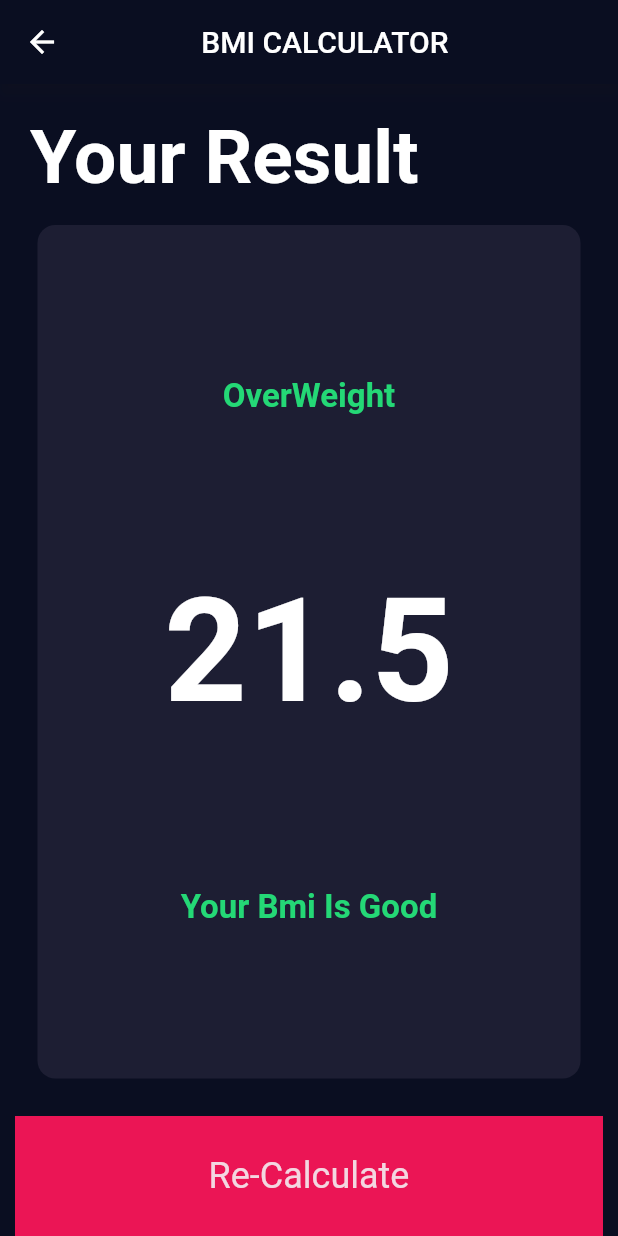
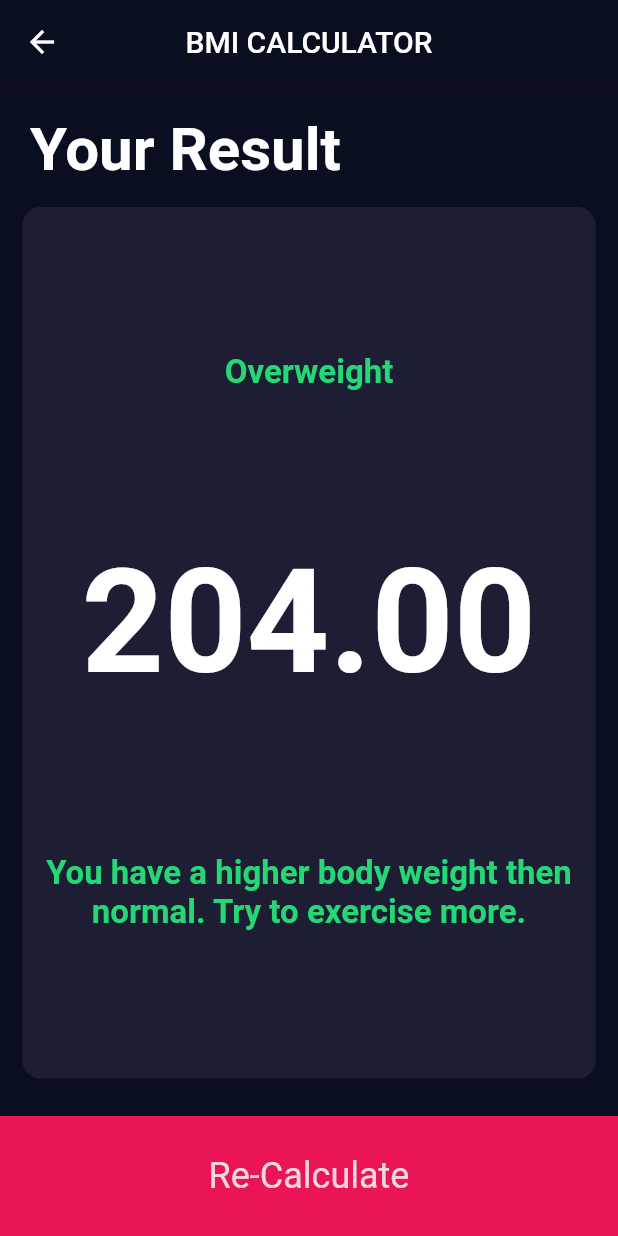
Before and after one commit to Bilas-Halder/BMI-Calculator, a Flutter app: the screen it shows after launch, after a tap on "Calculate Your BMI", on a phone screen of 412 x 824 dp. Run offline on Flutter 3.47's test engine with Material 2 defaults, Android fonts, the phone set to English and light mode, and no system bars; our stand-ins replace font_awesome_flutter.

```diff
--- a/lib/buttons.dart
+++ b/lib/buttons.dart
@@ -23,3 +23,23 @@ class BottomButton extends StatelessWidget {
     );
   }
 }
+
+
+class RoundIconButton extends StatelessWidget {
+  final IconData icon;
+  final VoidCallback onPressed;
+  RoundIconButton({this.icon, this.onPressed});
+  @override
+  Widget build(BuildContext context) {
+    return RawMaterialButton(
+      child: Icon(icon),
+      onPressed: () {
+        if (this.onPressed != null) onPressed();
+      },
+      constraints: BoxConstraints.tightFor(width: 48.0, height: 48.0),
+      shape: CircleBorder(),
+      fillColor: Color(0xff4c4f5e),
+      elevation: 6.0,
+    );
+  }
+}
--- a/lib/constants.dart
+++ b/lib/constants.dart
@@ -10,7 +10,7 @@ const customLabelStyle = TextStyle(
     color: textColor
 );
 const customNumberStyle = TextStyle(
-    fontSize: 50,
+    fontSize: 40,
     color: Colors.white,
   fontWeight: FontWeight.bold
 );
--- a/lib/genderContent.dart
+++ b/lib/genderContent.dart
@@ -14,7 +14,7 @@ class GenderContent extends StatelessWidget {
       children: [
         Icon(
           icon,
-          size: 90,
+          size: 75,
         ),
         SizedBox(
           height: 15,
--- a/lib/input_page.dart
+++ b/lib/input_page.dart
@@ -107,9 +107,9 @@ class _InputPageState extends State<InputPage> {
                                   activeTrackColor: Color(0xD0FFFFFF),
                                   overlayColor: Color(0x29EB1555),
                                   thumbShape: RoundSliderThumbShape(
-                                      enabledThumbRadius: 13),
+                                      enabledThumbRadius: 12),
                                   overlayShape: RoundSliderOverlayShape(
-                                      overlayRadius: 25)),
+                                      overlayRadius: 22)),
                               child: Slider(
                                 value: height,
                                 min: 50,
@@ -227,7 +227,7 @@ class _InputPageState extends State<InputPage> {
                 onTap: (){
                   Navigator.push(
                     context,
-                    MaterialPageRoute(builder: (context)=> ResultsPage())
+                    MaterialPageRoute(builder: (context)=> ResultsPage(height: height.toInt(),weight: weight,))
                   );
                 },
                 child: BottomButton(title: 'Calculate Your BMI',),
@@ -239,23 +239,3 @@ class _InputPageState extends State<InputPage> {
     );
   }
 }
-
-
-class RoundIconButton extends StatelessWidget {
-  final IconData icon;
-  final VoidCallback onPressed;
-  RoundIconButton({this.icon, this.onPressed});
-  @override
-  Widget build(BuildContext context) {
-    return RawMaterialButton(
-      child: Icon(icon),
-      onPressed: () {
-        if (this.onPressed != null) onPressed();
-      },
-      constraints: BoxConstraints.tightFor(width: 56.0, height: 56.0),
-      shape: CircleBorder(),
-      fillColor: Color(0xff4c4f5e),
-      elevation: 6.0,
-    );
-  }
-}
--- /dev/null
+++ b/lib/main_calculator.dart
@@ -0,0 +1,35 @@
+class CalculateBMI {
+  final int height;
+  final int weight;
+  double _bmi;
+  CalculateBMI({this.height,this.weight}) {
+    _bmi=weight/((height/100)*(height/100))*1.00;
+  }
+  String getBMI(){
+    return _bmi.toStringAsFixed(2);
+  }
+  String getResult(){
+    if(_bmi>=25){
+      return 'Overweight';
+    }
+    else if(_bmi>18.5){
+      return 'Normal';
+    }
+    else{
+      return 'Underweight';
+    }
+  }
+  String getInterpretation(){
+    if(_bmi>=25){
+      return 'You have a higher body weight then normal. Try to exercise more.';
+    }
+    else if(_bmi>18.5){
+      return 'You have a normal body weight. Good Job!';
+    }
+    else{
+      return 'You have a lower body weight then normal. You can eat a bit more.';
+    }
+  }
+
+
+}
--- a/lib/result_page.dart
+++ b/lib/result_page.dart
@@ -2,24 +2,30 @@ import 'package:flutter/material.dart';
 import 'buttons.dart';
 import 'constants.dart';
 import 'reusableCard.dart';
+import 'main_calculator.dart';
 
 class ResultsPage extends StatelessWidget {
+  final weight;
+  final height;
+  ResultsPage({this.height,this.weight});
+
   @override
   Widget build(BuildContext context) {
+    CalculateBMI bmi = CalculateBMI(height: height,weight: weight);
+
     return Scaffold(
       appBar: AppBar(
+        centerTitle: true,
         backgroundColor: Color(0xFF0A0E21),
         shadowColor: Color(0xFF272741),
-        title: Center(child: Text('BMI CALCULATOR       ')),
+        title: Text('BMI CALCULATOR'),
       ),
-      body: Padding(
-        padding: const EdgeInsets.only(top: 20, left: 10, right: 10),
-        child: Column(
+      body: Column(
         mainAxisAlignment: MainAxisAlignment.spaceEvenly,
         crossAxisAlignment: CrossAxisAlignment.stretch,
         children: [
           Padding(
-              padding: const EdgeInsets.only(left: 10.0),
+            padding: const EdgeInsets.only(top: 20,left: 20,right: 10),
             child: Text(
               'Your Result',
               style: customNumberStyle,
@@ -33,16 +39,20 @@ class ResultsPage extends StatelessWidget {
                 crossAxisAlignment: CrossAxisAlignment.center,
                 children: [
                   Text(
-                      'OverWeight',
+                    bmi.getResult(),
                     style: resultTextStyle,
                   ),
                   Text(
-                      '21.5',
+                    bmi.getBMI(),
                     style: bigResultTextStyle,
                   ),
-                    Text(
-                      'Your Bmi Is Good',
+                  Padding(
+                    padding: const EdgeInsets.symmetric(horizontal: 12.0),
+                    child: Text(
+                      bmi.getInterpretation(),
                       style: resultTextStyle,
+                      textAlign: TextAlign.center,
+                    ),
                   ),
                 ],
               ),
@@ -57,7 +67,6 @@ class ResultsPage extends StatelessWidget {
           ),
         ],
       ),
-      ),
     );
   }
 }
```
Lines whose indentation alone changed are shown as unchanged.
